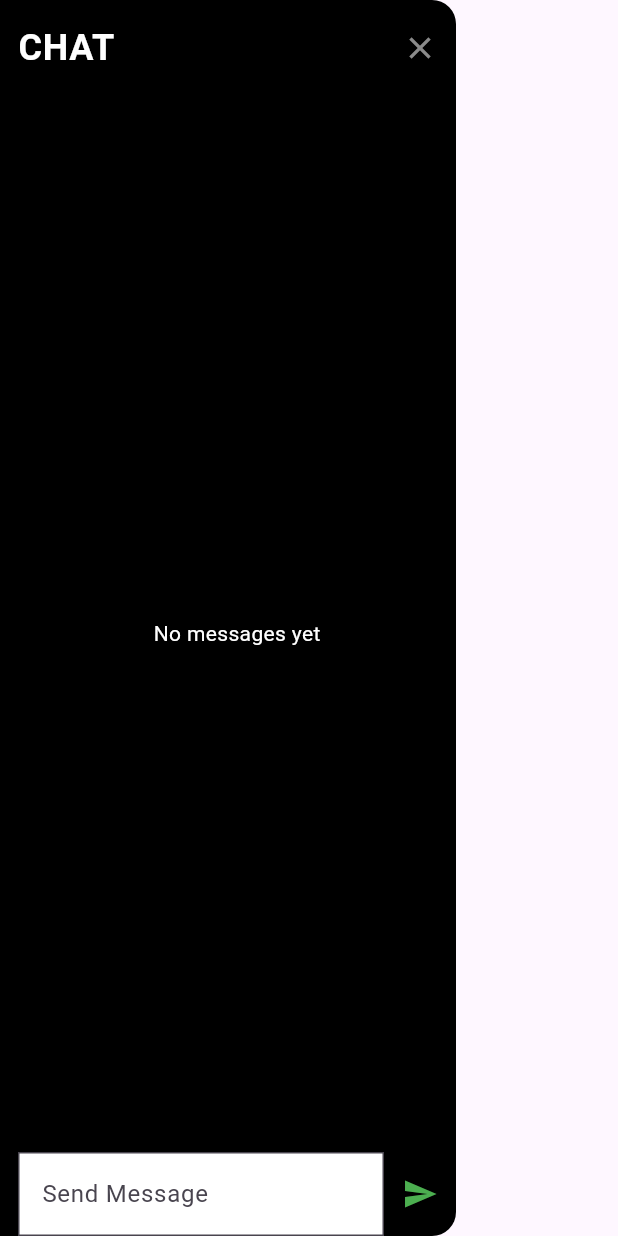
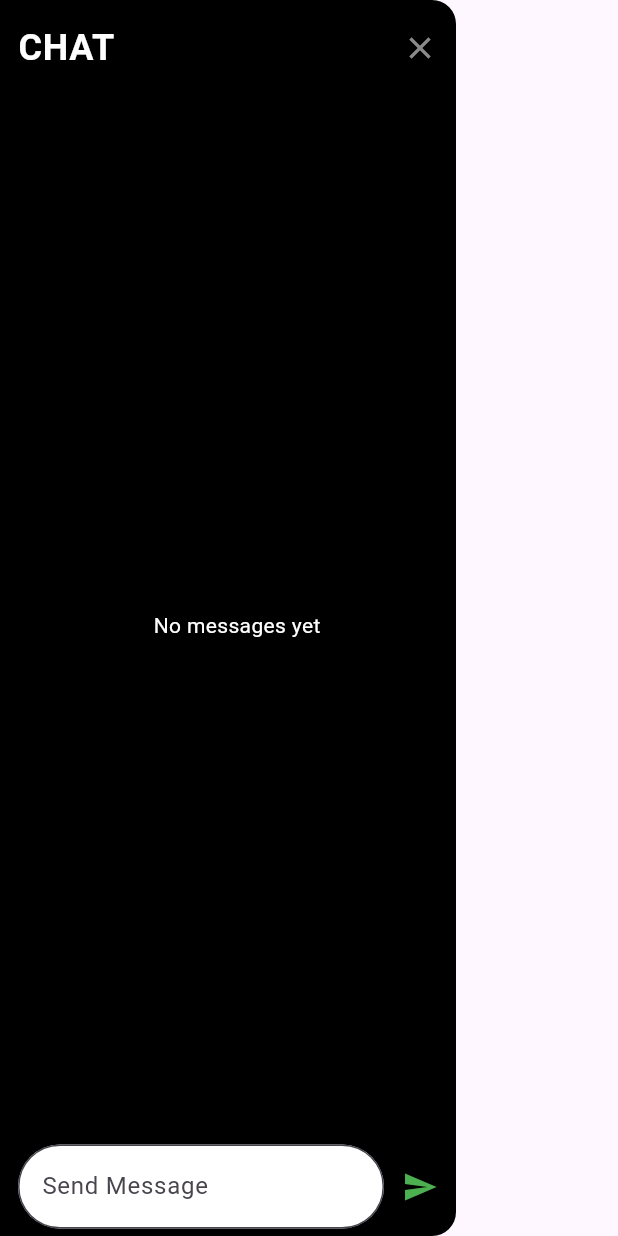
Before and after one commit to almanza1112/brick_hold_em, a Flutter app: the GameChat widget shown alone on an empty page, opened directly, on a phone screen of 412 x 824 dp. Run offline on Flutter 3.47's test engine with Material 3 defaults, Android fonts, the phone set to English and light mode, and no system bars; our stand-ins replace audioplayers, carousel_slider, cloud_firestore, firebase_auth, firebase_core, firebase_database and 11 more; missing offline and left inert: algolia_helper_flutter, flutter_facebook_auth; accounts and stored records are empty.

Commit message:
game chat optimized

```diff
--- a/lib/game/game_chat.dart
+++ b/lib/game/game_chat.dart
@@ -24,9 +24,24 @@ class GameChatState extends ConsumerState<GameChat> {
   final uid = FirebaseAuth.instance.currentUser!.uid;
   final TextEditingController _messageController = TextEditingController();
 
+  late ScrollController _scrollController;
+
+  @override
+  void initState() {
+    super.initState();
+    _scrollController = ScrollController();
+    // Scroll to the bottom when the widget is first built
+    WidgetsBinding.instance?.addPostFrameCallback((_) {
+      _scrollToBottom();
+    });
+  }
+
   @override
   Widget build(BuildContext context) {
-    return Drawer(
+    return Column(
+      children: [
+        Expanded(
+          child: Drawer(
             backgroundColor: Colors.black,
             child: SafeArea(
               child: Padding(
@@ -57,8 +72,8 @@ class GameChatState extends ConsumerState<GameChat> {
                                 snapshot.data!.snapshot.value != null) {
                               List<Message> messages = [];
 
-                          Map<dynamic, dynamic> data = snapshot
-                              .data!.snapshot.value as Map<dynamic, dynamic>;
+                              Map<dynamic, dynamic> data = snapshot.data!
+                                  .snapshot.value as Map<dynamic, dynamic>;
 
                               data.forEach((key, value) {
                                 var message = Message(
@@ -67,7 +82,8 @@ class GameChatState extends ConsumerState<GameChat> {
                                     text: value['text'],
                                     photoURL: value['playerInfo']['photoURL'],
                                     username: value['playerInfo']['username'],
-                                timestamp: DateTime.fromMillisecondsSinceEpoch(
+                                    timestamp:
+                                        DateTime.fromMillisecondsSinceEpoch(
                                             value['timestamp']));
 
                                 messages.add(message);
@@ -75,13 +91,19 @@ class GameChatState extends ConsumerState<GameChat> {
 
                               messages.sort(
                                   (a, b) => a.timestamp.compareTo(b.timestamp));
+                                  WidgetsBinding.instance
+                                  .addPostFrameCallback((_) {
+                                _scrollToBottom();
+                              });
 
                               return ListView.builder(
+                                  controller: _scrollController,
+                                  //shrinkWrap: true,
                                   itemCount: messages.length,
                                   itemBuilder: ((context, index) {
                                     return Padding(
-                                  padding:
-                                      const EdgeInsets.only(top: 4, bottom: 4),
+                                      padding: const EdgeInsets.only(
+                                          top: 4, bottom: 4),
                                       child: Row(
                                         mainAxisAlignment:
                                             messages[index].uid == uid
@@ -108,19 +130,23 @@ class GameChatState extends ConsumerState<GameChat> {
                                                   style: const TextStyle(
                                                       color: Colors.amber,
                                                       fontSize: 10,
-                                                  fontWeight: FontWeight.w300),
+                                                      fontWeight:
+                                                          FontWeight.w300),
                                                 ),
                                               Container(
                                                 decoration: BoxDecoration(
                                                     color:
-                                                    messages[index].uid == uid
+                                                        messages[index].uid ==
+                                                                uid
                                                             ? Colors.white
                                                             : Colors.blue,
                                                     borderRadius:
                                                         const BorderRadius.all(
-                                                        Radius.circular(20))),
+                                                            Radius.circular(
+                                                                20))),
                                                 child: Padding(
-                                              padding: const EdgeInsets.only(
+                                                  padding:
+                                                      const EdgeInsets.only(
                                                           left: 6,
                                                           right: 6,
                                                           top: 2,
@@ -128,8 +154,8 @@ class GameChatState extends ConsumerState<GameChat> {
                                                   child: Text(
                                                     messages[index].text,
                                                     style: TextStyle(
-                                                    color:
-                                                        messages[index].uid ==
+                                                        color: messages[index]
+                                                                    .uid ==
                                                                 uid
                                                             ? Colors.black
                                                             : Colors.white),
@@ -150,18 +176,22 @@ class GameChatState extends ConsumerState<GameChat> {
                                 ),
                               );
                             }
-                      }))),
+                          })),
+                    ),
                     Row(
                       children: [
                         Expanded(
+                          child: Padding(
+                            padding: const EdgeInsets.symmetric(vertical: 5),
                             child: TextField(
                               controller: _messageController,
-                      decoration: const InputDecoration(
+                              decoration: InputDecoration(
                                   filled: true,
                                   fillColor: Colors.white,
                                   border: OutlineInputBorder(
-                              borderRadius: BorderRadius.all(Radius.zero)),
+                                      borderRadius: BorderRadius.circular(30)),
                                   hintText: "Send Message"),
+                            ),
                           ),
                         ),
                         IconButton(
@@ -176,6 +206,20 @@ class GameChatState extends ConsumerState<GameChat> {
                 ),
               ),
             ),
+          ),
+        ),
+        SizedBox(
+          height: MediaQuery.of(context).viewInsets.bottom,
+        )
+      ],
+    );
+  }
+
+  void _scrollToBottom() {
+    _scrollController.animateTo(
+      _scrollController.position.maxScrollExtent,
+      duration: Duration(milliseconds: 250),
+      curve: Curves.easeInOut,
     );
   }
 
```
Lines whose indentation alone changed are shown as unchanged.
